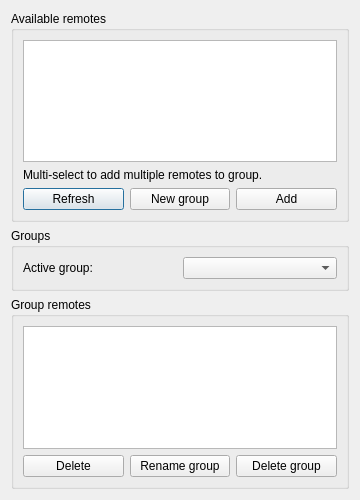
First picture: the form in player/NymphCastPlayer/remotes.ui, repository MayaPosch/NymphCast, before the edit.
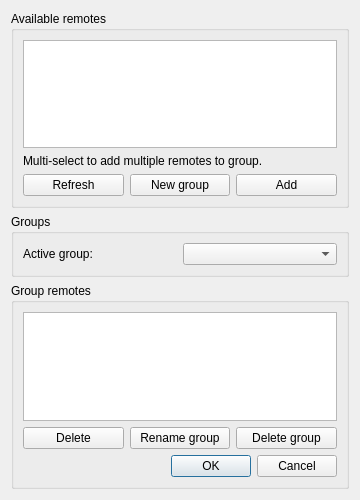
Second picture: the form after the edit. Icons and pictures are not drawn.

Commit message: Add OK/Cancel button box back to remotes dialogue.

```diff
--- a/player/NymphCastPlayer/remotes.ui
+++ b/player/NymphCastPlayer/remotes.ui
@@ -137,6 +137,13 @@
         </item>
        </layout>
       </item>
+      <item>
+       <widget class="QDialogButtonBox" name="buttonBox">
+        <property name="standardButtons">
+         <set>QDialogButtonBox::Cancel|QDialogButtonBox::Ok</set>
+        </property>
+       </widget>
+      </item>
      </layout>
     </widget>
    </item>
```
The commit also changes 2 other files.
